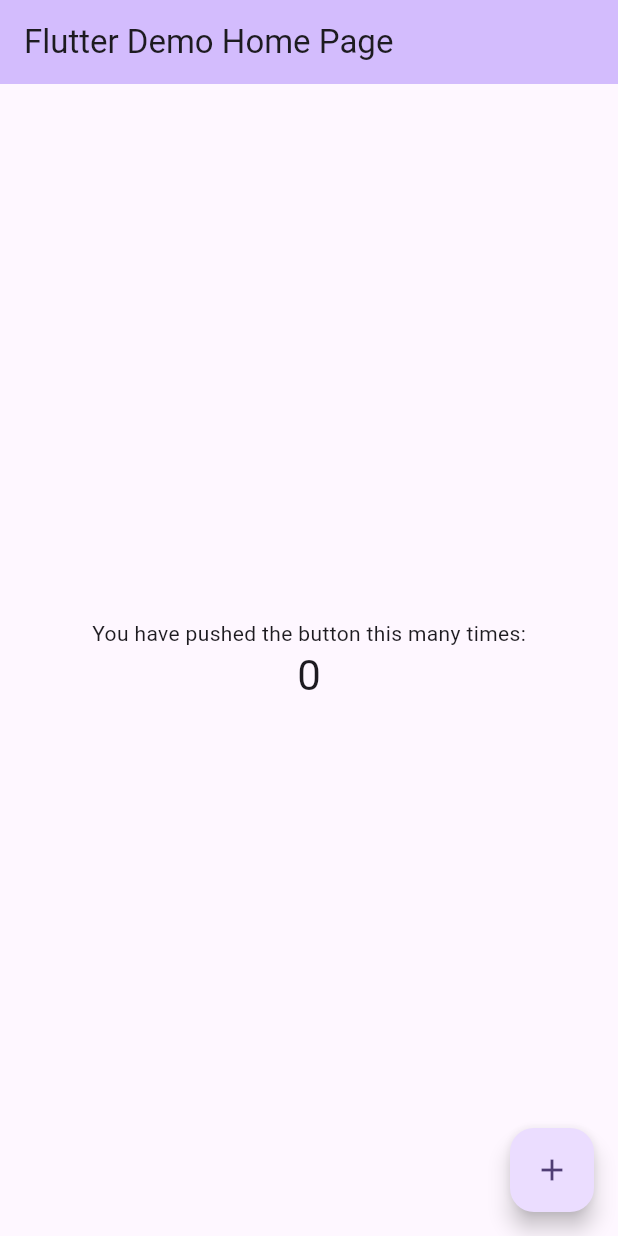
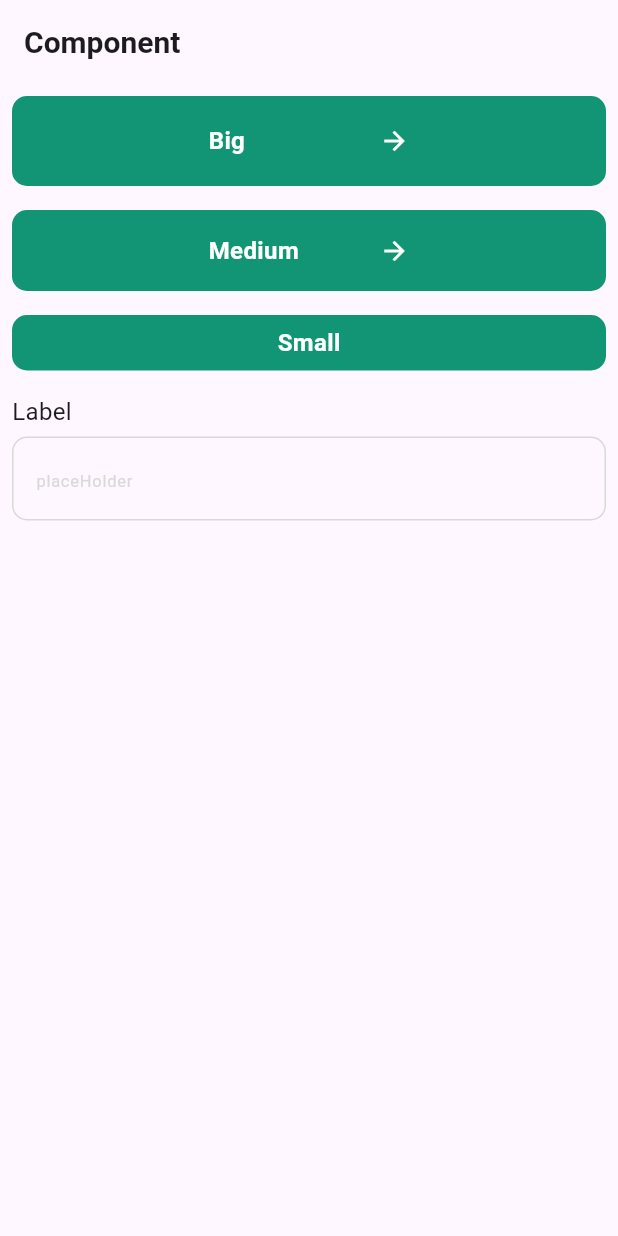
Before and after one commit to LeeChungWoo92/flutter_recipe_app, a Flutter app: the screen it shows after launch, on a phone screen of 412 x 824 dp. Run offline on Flutter 3.47's test engine with Material 3 defaults, Android fonts, the phone set to English and light mode, and no system bars; Roboto replaces fonts that are missing (Poppins).

Commit message:
feat: add UI components and update main view

```diff
--- a/lib/main.dart
+++ b/lib/main.dart
@@ -1,4 +1,10 @@
 import 'package:flutter/material.dart';
+import 'package:flutter_recipe_app/core/presentation/components/big_button.dart';
+import 'package:flutter_recipe_app/core/presentation/components/input_field.dart';
+import 'package:flutter_recipe_app/ui/text_styles.dart';
+
+import 'core/presentation/components/medium_button.dart';
+import 'core/presentation/components/small_button.dart';
 
 void main() {
   runApp(const MyApp());
@@ -15,54 +21,57 @@ class MyApp extends StatelessWidget {
         colorScheme: ColorScheme.fromSeed(seedColor: Colors.deepPurple),
         useMaterial3: true,
       ),
-      home: const MyHomePage(title: 'Flutter Demo Home Page'),
+      home: const MyHomePage(),
     );
   }
 }
 
-class MyHomePage extends StatefulWidget {
-  const MyHomePage({super.key, required this.title});
-
-  final String title;
-
-  @override
-  State<MyHomePage> createState() => _MyHomePageState();
-}
-
-class _MyHomePageState extends State<MyHomePage> {
-  int _counter = 0;
-
-  void _incrementCounter() {
-    setState(() {
-      _counter++;
-    });
-  }
+class MyHomePage extends StatelessWidget {
+  const MyHomePage({super.key});
 
   @override
   Widget build(BuildContext context) {
     return Scaffold(
       appBar: AppBar(
-        backgroundColor: Theme.of(context).colorScheme.inversePrimary,
-        title: Text(widget.title),
+        title: const Text('Component', style: TextStyles.largeTextBold),
       ),
-      body: Center(
-        child: Column(
-          mainAxisAlignment: MainAxisAlignment.center,
-          children: <Widget>[
-            const Text(
-              'You have pushed the button this many times:',
+      body: ListView(
+        children: [
+          Padding(
+            padding: const EdgeInsets.all(8.0),
+            child: BigButton(
+              "Big",
+              onPressed: () {
+                print("Big Button Clicked");
+              },
             ),
-            Text(
-              '$_counter',
-              style: Theme.of(context).textTheme.headlineMedium,
+          ),
+          Padding(
+            padding: const EdgeInsets.all(8.0),
+            child: MediumButton(
+              "Medium",
+              onPressed: () {
+                print("Big Button Clicked");
+              },
             ),
-          ],
-        ),
-      ),
-      floatingActionButton: FloatingActionButton(
-        onPressed: _incrementCounter,
-        tooltip: 'Increment',
-        child: const Icon(Icons.add),
+          ),
+          Padding(
+            padding: const EdgeInsets.all(8.0),
+            child: SmallButton(
+              "Small",
+              onPressed: () {
+                print("Big Button Clicked");
+              },
+            ),
+          ),
+          const Padding(
+            padding: EdgeInsets.all(8.0),
+            child: InputField(
+              label: 'Label',
+              placeHolder: 'placeHolder',
+            ),
+          )
+        ],
       ),
     );
   }
```
